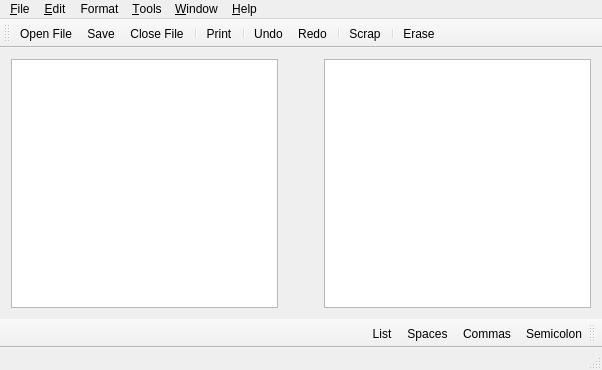
Old version of the form qemailscrapper.ui in the repository JustDevZero-vault/QEmailScrapper.
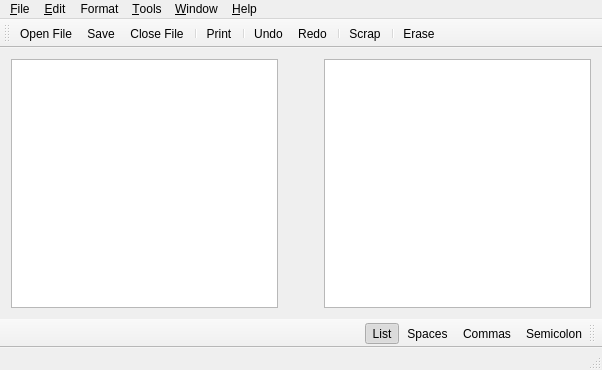
New version of the form.

Commit message:
Implemented zoom, fixing separator system.
--
Daniel Ripoll Osma
www.danielripoll.es
6688.27.4.90

Web & Desktop Developer

Patch:
```diff
--- a/qemailscrapper.ui
+++ b/qemailscrapper.ui
@@ -245,6 +245,12 @@
    </property>
   </action>
   <action name="actionList">
+   <property name="checkable">
+    <bool>true</bool>
+   </property>
+   <property name="checked">
+    <bool>true</bool>
+   </property>
    <property name="text">
     <string>&amp;List</string>
    </property>
```
Left out of the diff: 3 changed lines with no effect on the pictures. The commit also changes 2 other files.
